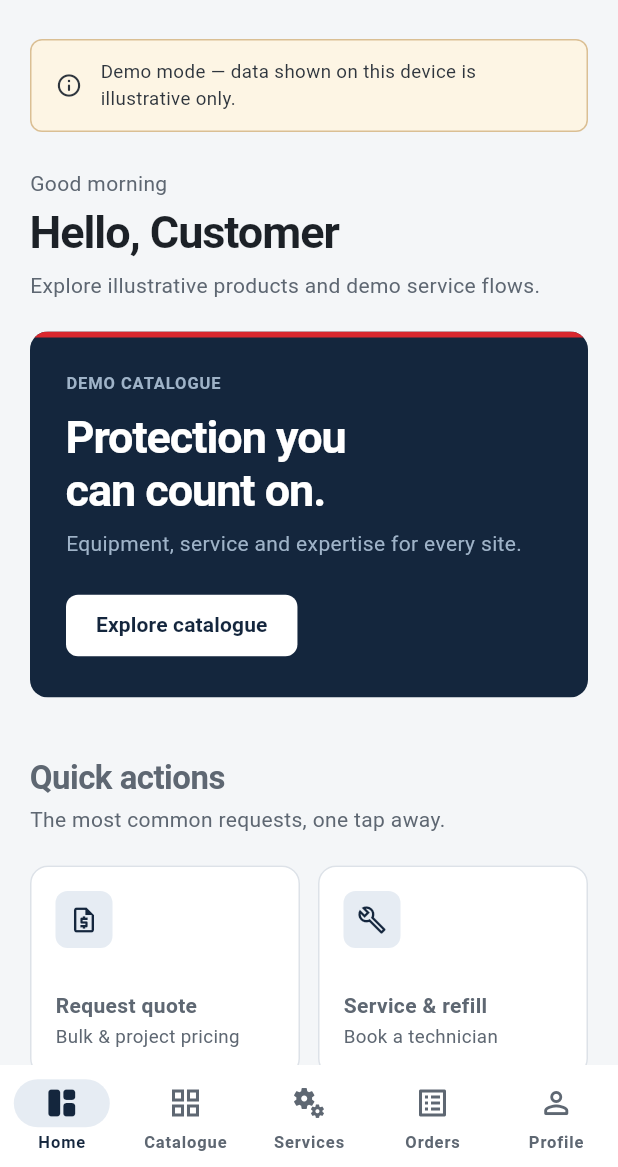
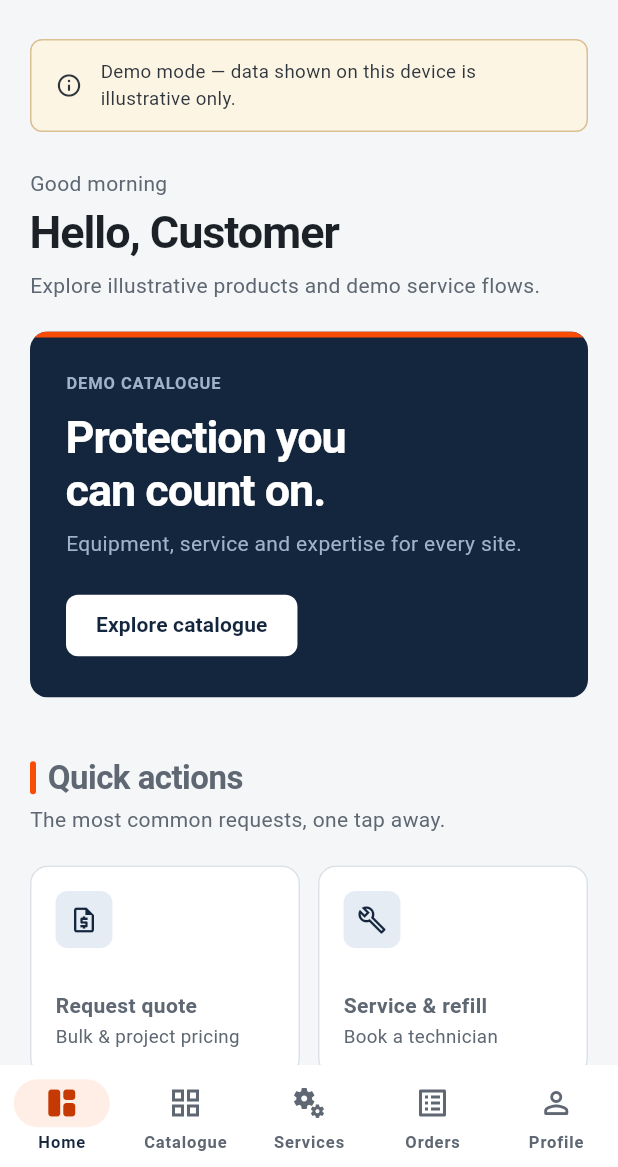
Before and after one commit to tejaskhanna989/modi-fire-safety-app, a Flutter app: the screen it shows after launch, on a phone screen of 412 x 824 dp, the part 69-1236 px from its top. Run offline on Flutter 3.47's test engine with Material 3 defaults, Android fonts, the phone set to English and light mode, and no system bars; accounts and stored records are empty.

Commit message:
Design: flame-orange fire accents across navigation, focus, chips, switches, badges, headers and hero
Co-authored-by: arena-agent <297053741+arena-agent@users.noreply.github.com>

```diff
--- a/lib/core/theme/app_colors.dart
+++ b/lib/core/theme/app_colors.dart
@@ -23,6 +23,13 @@ class AppColors {
   static const Color safetyRedDeep = Color(0xFFB01F25);
   static const Color safetyRedLight = Color(0xFFFF6B70);
   static const Color safetyRedTint = Color(0xFFFCE9EA);
+
+  // Fire accents: the flame orange from the brand logo. Used for indicators,
+  // focus, selection and highlights. Use fireDeep for accent text on white.
+  static const Color fire = Color(0xFFF94C06);
+  static const Color fireDeep = Color(0xFFC53A03);
+  static const Color fireLight = Color(0xFFFF8A5C);
+  static const Color fireTint = Color(0xFFFFEEE6);
 
   static const Color softGrey = Color(0xFFF4F6F8);
   static const Color white = Color(0xFFFFFFFF);
--- a/lib/core/theme/app_theme.dart
+++ b/lib/core/theme/app_theme.dart
@@ -36,7 +36,7 @@ class AppTheme {
     ).copyWith(
       primary: primary,
       onPrimary: onPrimary,
-      secondary: AppColors.safetyRed,
+      secondary: isDark ? AppColors.fireLight : AppColors.fire,
       onSecondary: AppColors.white,
       error: AppColors.danger,
       surface: surface,
@@ -89,12 +89,12 @@ class AppTheme {
         elevation: 0,
         height: 68,
         indicatorColor: isDark
-            ? AppColors.navyLight.withOpacity(0.18)
-            : AppColors.navyTint,
+            ? AppColors.fire.withOpacity(0.22)
+            : AppColors.fireTint,
         iconTheme: MaterialStateProperty.resolveWith((states) {
           final selected = states.contains(MaterialState.selected);
           return IconThemeData(
-            color: selected ? primary : muted,
+            color: selected ? (isDark ? AppColors.fireLight : AppColors.fireDeep) : muted,
             size: 24,
           );
         }),
@@ -147,7 +147,7 @@ class AppTheme {
         enabledBorder: inputBorder,
         focusedBorder: OutlineInputBorder(
           borderRadius: BorderRadius.circular(AppRadius.md),
-          borderSide: BorderSide(color: primary, width: 1.5),
+          borderSide: BorderSide(color: isDark ? AppColors.fireLight : AppColors.fire, width: 1.5),
         ),
         errorBorder: OutlineInputBorder(
           borderRadius: BorderRadius.circular(AppRadius.md),
@@ -158,6 +158,10 @@ class AppTheme {
       ),
       chipTheme: ChipThemeData(
         backgroundColor: surface,
+        selectedColor: isDark
+            ? AppColors.fire.withOpacity(0.25)
+            : AppColors.fireTint,
+        checkmarkColor: isDark ? AppColors.fireLight : AppColors.fireDeep,
         side: BorderSide(color: outline),
         shape: RoundedRectangleBorder(
           borderRadius: BorderRadius.circular(AppRadius.pill),
@@ -177,6 +181,23 @@ class AppTheme {
           ),
         ),
       ),
+      badgeTheme: BadgeThemeData(
+        backgroundColor: isDark ? AppColors.fireLight : AppColors.fire,
+        textColor: AppColors.white,
+      ),
+      switchTheme: SwitchThemeData(
+        thumbColor: MaterialStateProperty.resolveWith((states) =>
+            states.contains(MaterialState.selected)
+                ? (isDark ? AppColors.fireLight : AppColors.fire)
+                : muted),
+        trackColor: MaterialStateProperty.resolveWith((states) =>
+            states.contains(MaterialState.selected)
+                ? AppColors.fire.withOpacity(0.35)
+                : outline),
+      ),
+      progressIndicatorTheme: ProgressIndicatorThemeData(
+        color: isDark ? AppColors.fireLight : AppColors.fire,
+      ),
       snackBarTheme: SnackBarThemeData(
         backgroundColor: isDark ? AppColors.darkSurfaceAlt : AppColors.ink,
         contentTextStyle: AppTypography.bodyMedium.copyWith(color: Colors.white),
--- a/lib/core/widgets/app_section_header.dart
+++ b/lib/core/widgets/app_section_header.dart
@@ -1,6 +1,7 @@
 import 'package:flutter/material.dart';
 
 import '../extensions/context_extensions.dart';
+import '../theme/app_colors.dart';
 import '../theme/app_spacing.dart';
 import '../theme/app_typography.dart';
 
@@ -29,7 +30,24 @@ class AppSectionHeader extends StatelessWidget {
             child: Column(
               crossAxisAlignment: CrossAxisAlignment.start,
               children: <Widget>[
-                Text(title, style: AppTypography.headlineMedium),
+                Row(
+                  children: <Widget>[
+                    Container(
+                      width: 4,
+                      height: 22,
+                      decoration: BoxDecoration(
+                        color: context.isDark
+                            ? AppColors.fireLight
+                            : AppColors.fire,
+                        borderRadius: BorderRadius.circular(2),
+                      ),
+                    ),
+                    const SizedBox(width: AppSpacing.sm),
+                    Flexible(
+                      child: Text(title, style: AppTypography.headlineMedium),
+                    ),
+                  ],
+                ),
                 if (subtitle != null) ...<Widget>[
                   const SizedBox(height: AppSpacing.xs),
                   Text(subtitle!, style: AppTypography.bodyMedium),
--- a/lib/features/home/presentation/home_page.dart
+++ b/lib/features/home/presentation/home_page.dart
@@ -190,7 +190,7 @@ class _HeroCard extends StatelessWidget {
           children: <Widget>[
             const SizedBox(
               height: 4,
-              child: ColoredBox(color: AppColors.safetyRed),
+              child: ColoredBox(color: AppColors.fire),
             ),
             Padding(
               padding: const EdgeInsets.all(AppSpacing.xxl),
```
Also changed, not shown: 1 other file.
